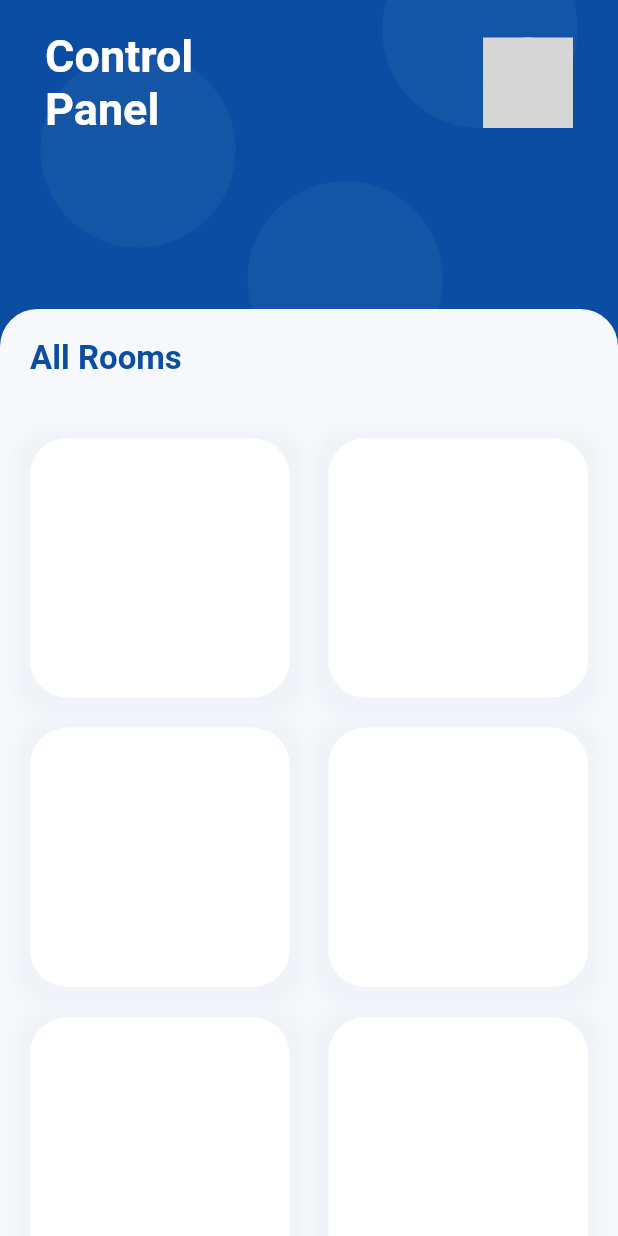
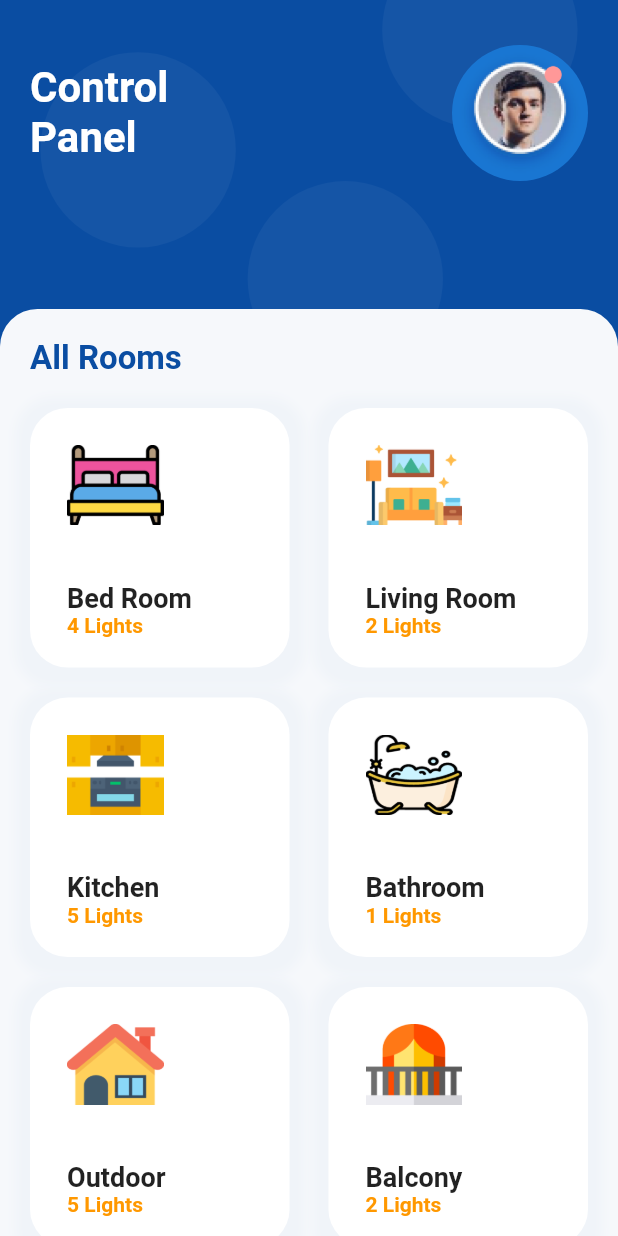
Before and after one commit to Aditya7feb/sample-app, a Flutter app: the screen it shows after launch, on a phone screen of 412 x 824 dp. Run offline on Flutter 3.47's test engine with Material 2 defaults, Android fonts, the light colour scheme and no system bars; our stand-ins replace flutter_svg, get; grey boxes are pictures that could not be loaded.

Commit message:
page 1 UI

```diff
--- a/lib/Model/constant.dart
+++ b/lib/Model/constant.dart
@@ -4,3 +4,5 @@ Color bgColor = Color.fromRGBO(10, 77, 162, 1);
 Color white = Colors.white;
 Color offWhite = Color.fromRGBO(246, 248, 251, 1);
 Color shadow = Color.fromRGBO(240, 244, 249, 1);
+Color tileFontBlack = Colors.black87;
+Color tileFontOrange = Colors.orange;
--- a/lib/home.dart
+++ b/lib/home.dart
@@ -28,8 +28,8 @@ class Login extends StatelessWidget {
                   ),
                   SafeArea(
                     child: Padding(
-                      padding: const EdgeInsets.symmetric(
-                          horizontal: 30.0, vertical: 20),
+                      padding:
+                          const EdgeInsets.only(left: 20.0, right: 20, top: 30),
                       child: Row(
                         mainAxisAlignment: MainAxisAlignment.start,
                         children: [
@@ -40,19 +40,16 @@ class Login extends StatelessWidget {
                               style: TextStyle(
                                   color: white,
                                   fontWeight: FontWeight.bold,
-                                  fontSize: 30),
+                                  fontSize: 28),
                             ),
                           ),
                           Spacer(),
                           CircleAvatar(
-                            backgroundColor: white,
-                            radius: 30,
-                            child: SvgPicture.asset(
-                              "Asset/user.svg",
-                              height: 120,
-                              width: 120,
-                              fit: BoxFit.cover,
-                              allowDrawingOutsideViewBox: true,
+                            maxRadius: deviceSize.width * 0.11,
+                            child: Image.asset(
+                              'Asset/user.png',
+                              fit: BoxFit.fitHeight,
+                              height: 200,
                             ),
                           ),
                         ],
@@ -111,29 +108,67 @@ class TapBox extends StatelessWidget {
         SizedBox(
           height: 10,
         ),
-        Expanded(
-          child: ListView.builder(
-            itemBuilder: (build, context) {
-              return boxes(deviceSize: deviceSize);
+        TileRow(
+          child1: Tile(
+            deviceSize: deviceSize,
+            title: "Bed Room",
+            bulb: 4,
+            img: 'Asset/1.png',
+            onTap: () {
+              print("object");
             },
-            itemCount: 4,
-            padding: EdgeInsets.symmetric(
-              vertical: 20,
+          ),
+          child2: Tile(
+            deviceSize: deviceSize,
+            title: "Living Room",
+            bulb: 2,
+            img: 'Asset/1r.png',
+            onTap: () {},
           ),
         ),
+        TileRow(
+          child1: Tile(
+            deviceSize: deviceSize,
+            title: "Kitchen",
+            bulb: 5,
+            img: 'Asset/2.png',
+            onTap: () {},
           ),
+          child2: Tile(
+            deviceSize: deviceSize,
+            title: "Bathroom",
+            bulb: 1,
+            img: 'Asset/2r.png',
+            onTap: () {},
+          ),
+        ),
+        TileRow(
+          child1: Tile(
+            deviceSize: deviceSize,
+            title: "Outdoor",
+            bulb: 5,
+            img: 'Asset/3.png',
+            onTap: () {},
+          ),
+          child2: Tile(
+            deviceSize: deviceSize,
+            title: "Balcony",
+            bulb: 2,
+            img: 'Asset/3r.png',
+            onTap: () {},
+          ),
+        )
       ],
     );
   }
 }
 
-class boxes extends StatelessWidget {
-  const boxes({
-    Key? key,
-    required this.deviceSize,
-  }) : super(key: key);
+class TileRow extends StatelessWidget {
+  const TileRow({Key? key, required this.child1, required this.child2})
+      : super(key: key);
 
-  final Size deviceSize;
+  final Widget child1;
+  final Widget child2;
 
   @override
   Widget build(BuildContext context) {
@@ -144,7 +179,36 @@ class boxes extends StatelessWidget {
       ),
       child: Row(
         children: [
-          Container(
+          child1,
+          Spacer(),
+          child2,
+        ],
+      ),
+    );
+  }
+}
+
+class Tile extends StatelessWidget {
+  const Tile({
+    Key? key,
+    required this.deviceSize,
+    required this.title,
+    required this.bulb,
+    required this.onTap,
+    required this.img,
+  }) : super(key: key);
+
+  final Size deviceSize;
+  final String title;
+  final int bulb;
+  final VoidCallback onTap;
+  final String img;
+
+  @override
+  Widget build(BuildContext context) {
+    return InkWell(
+      onTap: onTap,
+      child: Container(
         width: deviceSize.width * 0.42,
         height: deviceSize.width * 0.42,
         decoration: BoxDecoration(
@@ -158,24 +222,39 @@ class boxes extends StatelessWidget {
                 offset: Offset(0, 3), // changes position of shadow
               ),
             ]),
+        child: Padding(
+          padding: EdgeInsets.only(
+              top: deviceSize.width * 0.06,
+              left: deviceSize.width * 0.06,
+              right: 10,
+              bottom: 20),
+          child: Column(
+            crossAxisAlignment: CrossAxisAlignment.start,
+            children: [
+              Container(
+                height: deviceSize.width * 0.13,
+                child: Image.asset(img),
               ),
               Spacer(),
-          Container(
-            width: deviceSize.width * 0.42,
-            height: deviceSize.width * 0.42,
-            decoration: BoxDecoration(
-                color: white,
-                borderRadius: BorderRadius.circular(25),
-                boxShadow: [
-                  BoxShadow(
-                    color: shadow,
-                    spreadRadius: 10,
-                    blurRadius: 5,
-                    offset: Offset(0, 3), // changes position of shadow
+              Text(
+                title,
+                style: TextStyle(
+                  color: tileFontBlack,
+                  fontWeight: FontWeight.bold,
+                  fontSize: 18,
                 ),
-                ]),
+              ),
+              Text(
+                "$bulb Lights",
+                style: TextStyle(
+                  color: tileFontOrange,
+                  fontWeight: FontWeight.bold,
+                  fontSize: 14,
+                ),
               ),
             ],
+          ),
+        ),
       ),
     );
   }
--- /dev/null
+++ b/lib/view/room.dart
@@ -0,0 +1 @@
+import 'package:flutter/material.dart';
```
Also changed, not shown: Asset/1.png (added), Asset/1.svg (renamed from Asset/bed.svg), Asset/1r.png (added), Asset/1r.svg (renamed from Asset/room.svg), Asset/2.png (added), Asset/2.svg (renamed from Asset/kitchen.svg), Asset/2r.png (added), Asset/2r.svg (renamed from Asset/bathtube.svg), Asset/3.png (added), Asset/3.svg (renamed from Asset/house.svg), Asset/3r.png (added), Asset/3r.svg (renamed from Asset/balcony.svg), Asset/user.png (added). Lines whose indentation alone changed are shown as unchanged.
